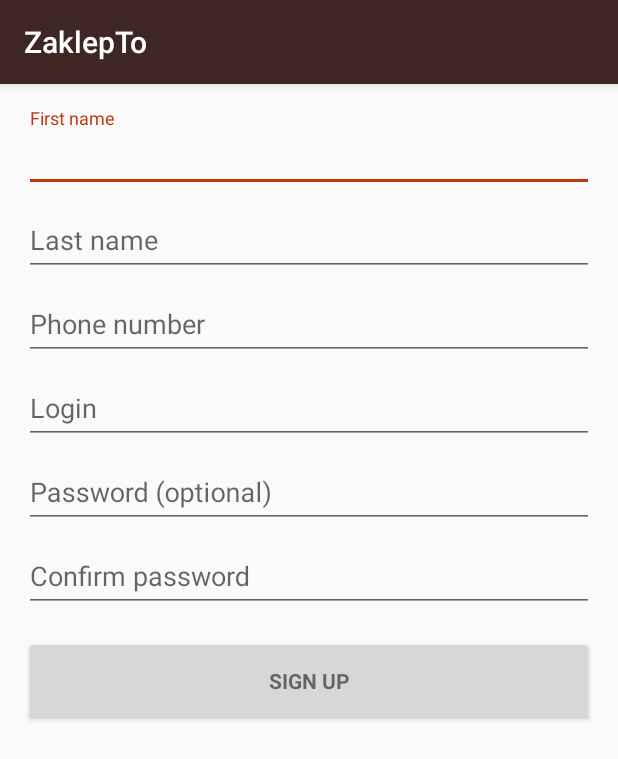
After one commit to KMielnik/ZaklepToCustomerClient, an Android app: the SignUpActivity screen opened directly, with no data from a screen before it, on a phone screen of 412 x 824 dp. The commit adds this screen. Shown: the top 759 px of the screen. Run offline under Robolectric (Android 15) with nearby library versions, the phone set to English and light mode, and no system bars.

Commit message:
+SignIn/SignUp Activities

```diff
--- a/app/build.gradle
+++ b/app/build.gradle
@@ -24,10 +24,11 @@ android {
 
 dependencies {
     implementation fileTree(dir: 'libs', include: ['*.jar'])
-    implementation"org.jetbrains.kotlin:kotlin-stdlib-jre7:$kotlin_version"
+    implementation "org.jetbrains.kotlin:kotlin-stdlib-jre7:$kotlin_version"
     implementation 'com.android.support:appcompat-v7:27.1.1'
     implementation 'com.android.support.constraint:constraint-layout:1.1.0'
     testImplementation 'junit:junit:4.12'
     androidTestImplementation 'com.android.support.test:runner:1.0.2'
     androidTestImplementation 'com.android.support.test.espresso:espresso-core:3.0.2'
+    implementation 'com.android.support:design:27.1.1'
 }
--- a/app/src/main/AndroidManifest.xml
+++ b/app/src/main/AndroidManifest.xml
@@ -18,6 +18,8 @@
                 <category android:name="android.intent.category.LAUNCHER" />
             </intent-filter>
         </activity>
+        <activity android:name=".SignInActivity" />
+        <activity android:name=".SignUpActivity"></activity>
     </application>
 
 </manifest>
--- a/app/src/main/java/to/zaklep/zakleptocustomerclient/MainActivity.kt
+++ b/app/src/main/java/to/zaklep/zakleptocustomerclient/MainActivity.kt
@@ -1,6 +1,7 @@
 package to.zaklep.zakleptocustomerclient
 
 
+import android.content.Intent
 import android.support.v7.app.AppCompatActivity
 import android.os.Bundle
 import android.view.View
@@ -19,7 +20,8 @@ class MainActivity : AppCompatActivity() {
     }
 
     fun onSignInButtonClicked(view: View) {
-
+        val intent = Intent(this, SignInActivity::class.java)
+        startActivity(intent)
     }
 
     fun onGuestButtonClicked(view: View) {
--- /dev/null
+++ b/app/src/main/java/to/zaklep/zakleptocustomerclient/SignUpActivity.kt
@@ -0,0 +1,18 @@
+package to.zaklep.zakleptocustomerclient
+
+import android.support.v7.app.AppCompatActivity
+import android.os.Bundle
+import android.view.View
+import kotlinx.android.synthetic.main.activity_sign_up.*
+
+class SignUpActivity : AppCompatActivity() {
+
+    override fun onCreate(savedInstanceState: Bundle?) {
+        super.onCreate(savedInstanceState)
+        setContentView(R.layout.activity_sign_up)
+    }
+
+    fun onSignupButtonClicked(view: View) {
+
+    }
+}
--- /dev/null
+++ b/app/src/main/res/layout/activity_sign_up.xml
@@ -0,0 +1,151 @@
+<?xml version="1.0" encoding="utf-8"?>
+<LinearLayout xmlns:android="http://schemas.android.com/apk/res/android"
+    xmlns:tools="http://schemas.android.com/tools"
+    android:layout_width="match_parent"
+    android:layout_height="match_parent"
+    android:gravity="center_horizontal"
+    android:orientation="vertical"
+    android:paddingBottom="@dimen/activity_vertical_margin"
+    android:paddingLeft="@dimen/activity_horizontal_margin"
+    android:paddingRight="@dimen/activity_horizontal_margin"
+    android:paddingTop="@dimen/activity_vertical_margin"
+    tools:context=".SignUpActivity">
+
+    <!-- SignUp progress -->
+    <ProgressBar
+        android:id="@+id/login_progress"
+        style="?android:attr/progressBarStyleLarge"
+        android:layout_width="wrap_content"
+        android:layout_height="wrap_content"
+        android:layout_marginBottom="8dp"
+        android:visibility="gone" />
+
+    <ScrollView
+        android:id="@+id/login_form"
+        android:layout_width="match_parent"
+        android:layout_height="match_parent">
+
+        <LinearLayout
+            android:id="@+id/email_login_form"
+            android:layout_width="match_parent"
+            android:layout_height="wrap_content"
+            android:orientation="vertical">
+
+            <android.support.design.widget.TextInputLayout
+                android:layout_width="match_parent"
+                android:layout_height="match_parent">
+
+                <EditText
+                    android:id="@+id/first_name"
+                    android:layout_width="match_parent"
+                    android:layout_height="wrap_content"
+                    android:hint="@string/prompt_first_name"
+                    android:imeActionId="6"
+                    android:imeActionLabel="@string/action_sign_up"
+                    android:imeOptions="actionUnspecified"
+                    android:inputType="textPassword"
+                    android:maxLines="1"
+                    android:singleLine="true" />
+
+            </android.support.design.widget.TextInputLayout>
+
+            <android.support.design.widget.TextInputLayout
+                android:layout_width="match_parent"
+                android:layout_height="match_parent">
+
+                <EditText
+                    android:id="@+id/last_name"
+                    android:layout_width="match_parent"
+                    android:layout_height="wrap_content"
+                    android:hint="@string/prompt_last_name"
+                    android:imeActionId="6"
+                    android:imeActionLabel="@string/action_sign_up"
+                    android:imeOptions="actionUnspecified"
+                    android:inputType="textPassword"
+                    android:maxLines="1"
+                    android:singleLine="true" />
+
+            </android.support.design.widget.TextInputLayout>
+
+            <android.support.design.widget.TextInputLayout
+                android:layout_width="match_parent"
+                android:layout_height="match_parent">
+
+                <EditText
+                    android:id="@+id/phone_number"
+                    android:layout_width="match_parent"
+                    android:layout_height="wrap_content"
+                    android:hint="@string/prompt_phone_number"
+                    android:imeActionId="6"
+                    android:imeActionLabel="@string/action_sign_up"
+                    android:imeOptions="actionUnspecified"
+                    android:inputType="textPassword"
+                    android:maxLines="1"
+                    android:singleLine="true" />
+
+            </android.support.design.widget.TextInputLayout>
+
+            <android.support.design.widget.TextInputLayout
+                android:layout_width="match_parent"
+                android:layout_height="wrap_content">
+
+                <AutoCompleteTextView
+                    android:id="@+id/login"
+                    android:layout_width="match_parent"
+                    android:layout_height="wrap_content"
+                    android:hint="@string/prompt_login"
+                    android:inputType="text"
+                    android:maxLines="1"
+                    android:singleLine="true" />
+
+            </android.support.design.widget.TextInputLayout>
+
+            <android.support.design.widget.TextInputLayout
+                android:layout_width="match_parent"
+                android:layout_height="wrap_content">
+
+                <EditText
+                    android:id="@+id/password"
+                    android:layout_width="match_parent"
+                    android:layout_height="wrap_content"
+                    android:hint="@string/prompt_password"
+                    android:imeActionId="6"
+                    android:imeActionLabel="@string/action_sign_up"
+                    android:imeOptions="actionUnspecified"
+                    android:inputType="textPassword"
+                    android:maxLines="1"
+                    android:singleLine="true" />
+
+            </android.support.design.widget.TextInputLayout>
+
+            <android.support.design.widget.TextInputLayout
+                android:layout_width="match_parent"
+                android:layout_height="match_parent">
+
+                <EditText
+                    android:id="@+id/password_confirm"
+                    android:layout_width="match_parent"
+                    android:layout_height="wrap_content"
+                    android:hint="@string/prompt_password_confirm"
+                    android:imeActionId="6"
+                    android:imeActionLabel="@string/action_sign_up"
+                    android:imeOptions="actionUnspecified"
+                    android:inputType="textPassword"
+                    android:maxLines="1"
+                    android:singleLine="true" />
+
+            </android.support.design.widget.TextInputLayout>
+
+            <Button
+                android:id="@+id/email_sign_up_button"
+                style="?android:textAppearanceSmall"
+                android:layout_width="match_parent"
+                android:layout_height="60dp"
+                android:layout_marginTop="16dp"
+                android:onClick="onSignupButtonClicked"
+                android:text="@string/action_sign_up"
+                android:textStyle="bold" />
+
+        </LinearLayout>
+    </ScrollView>
+</LinearLayout>
--- a/app/src/main/res/values-v21/styles.xml
+++ /dev/null
@@ -1 +0,0 @@
-<resources />
```
Also changed, not shown: app/src/main/java/to/zaklep/zakleptocustomerclient/SignInActivity.kt (added, +18 -0 lines), app/src/main/res/layout/activity_sign_in.xml (added, +79 -0 lines).
